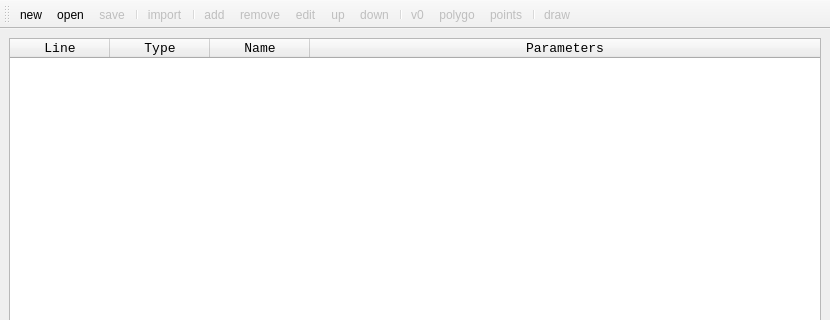
Above: plugins/topographytools/tt_mainwindow.ui from qwilvove/LibreCAD-topography before the change; both pictures show x 0 to 830 and y 0 to 320 of the 830 by 570 pixel window. Below: the same form after it.
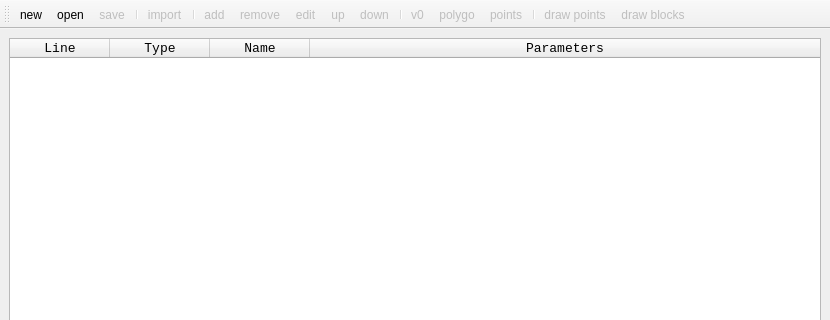
That is the form after the change. Icons and pictures are not drawn.

Commit message: Add dialog draw blocks

Diff of the .ui file:
```diff
--- a/plugins/topographytools/tt_mainwindow.ui
+++ b/plugins/topographytools/tt_mainwindow.ui
@@ -106,6 +106,7 @@
    <addaction name="actionpoints"/>
    <addaction name="separator"/>
    <addaction name="actiondraw"/>
+   <addaction name="actionDrawBlocks"/>
   </widget>
   <action name="actionnew">
    <property name="icon">
@@ -353,7 +354,7 @@
      <normaloff>:/icons/draw_points.svg</normaloff>:/icons/draw_points.svg</iconset>
    </property>
    <property name="text">
-    <string>draw</string>
+    <string>draw points</string>
    </property>
    <property name="toolTip">
     <string>Draw points</string>
@@ -362,6 +363,24 @@
     <enum>QAction::MenuRole::NoRole</enum>
    </property>
   </action>
+  <action name="actionDrawBlocks">
+   <property name="enabled">
+    <bool>false</bool>
+   </property>
+   <property name="icon">
+    <iconset resource="icons/icons.qrc">
+     <normaloff>:/icons/draw_blocks.svg</normaloff>:/icons/draw_blocks.svg</iconset>
+   </property>
+   <property name="text">
+    <string>draw blocks</string>
+   </property>
+   <property name="toolTip">
+    <string>Draw blocks</string>
+   </property>
+   <property name="menuRole">
+    <enum>QAction::MenuRole::NoRole</enum>
+   </property>
+  </action>
  </widget>
  <resources>
   <include location="icons/icons.qrc"/>
```
The commit also changes 20 other files.
